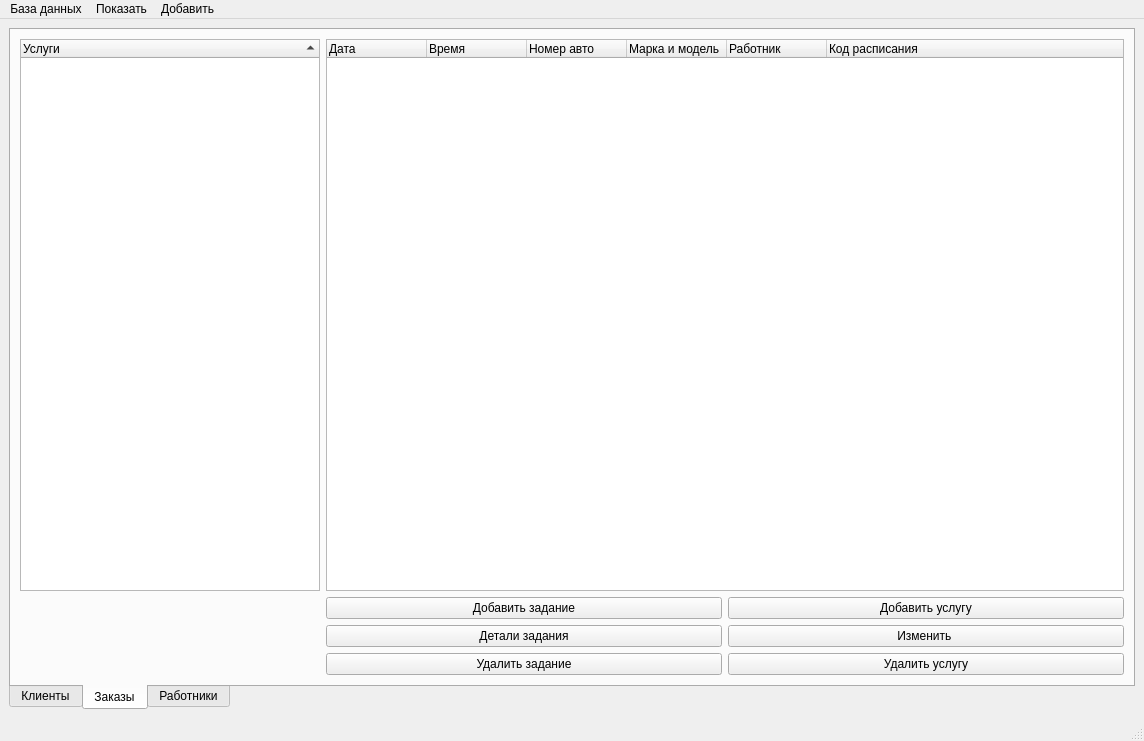
The window that ui/mainwin.ui (Tr0ub1e/Izbushka) describes before a commit, drawn with Qt 5.
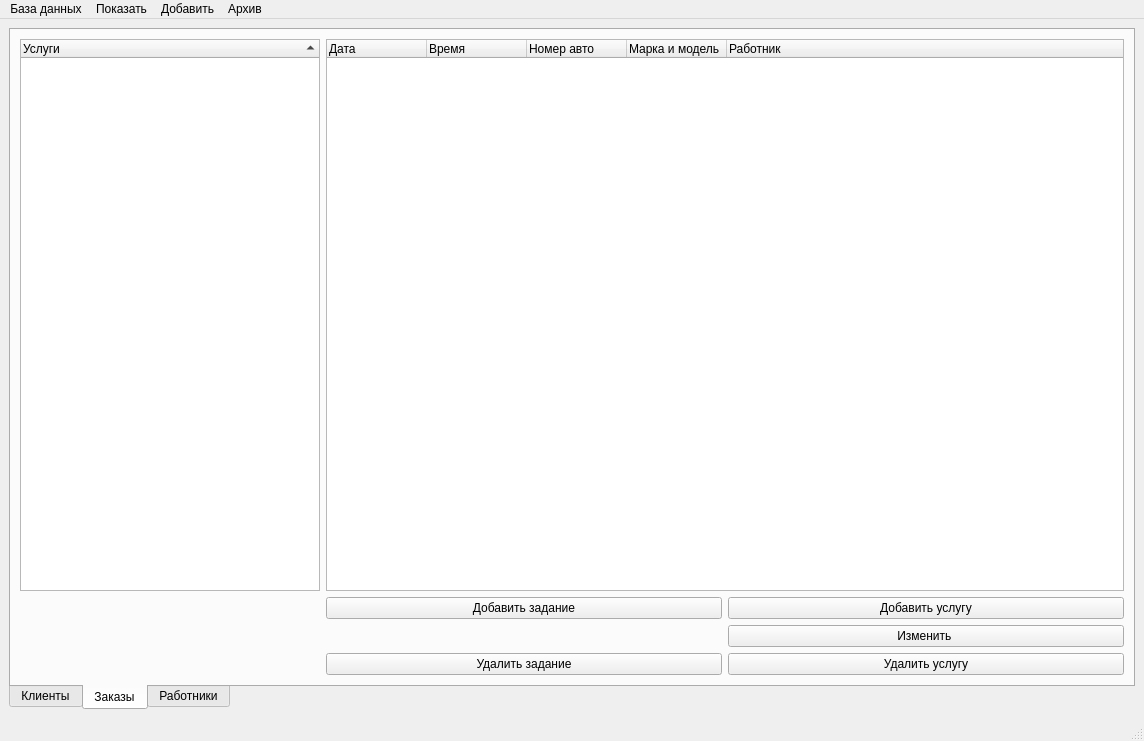
The same window after the commit. The open tabs and pages were chosen to show the change. Icons and pictures are not drawn.

Diff of the .ui file:
```diff
--- a/ui/mainwin.ui
+++ b/ui/mainwin.ui
@@ -276,13 +276,6 @@
           </column>
          </widget>
         </item>
-        <item row="2" column="1">
-         <widget class="QPushButton" name="getZakazInfo">
-          <property name="text">
-           <string>Детали задания</string>
-          </property>
-         </widget>
-        </item>
         <item row="3" column="2">
          <widget class="QPushButton" name="delUsluga">
           <property name="text">
@@ -330,11 +323,6 @@
             <string>Работник</string>
            </property>
           </column>
-          <column>
-           <property name="text">
-            <string>Код расписания</string>
-           </property>
-          </column>
          </widget>
         </item>
         <item row="1" column="2">
@@ -696,9 +684,18 @@
     <addaction name="addCar"/>
     <addaction name="addPart"/>
    </widget>
+   <widget class="QMenu" name="menu_4">
+    <property name="title">
+     <string>Архив</string>
+    </property>
+    <addaction name="emplArch"/>
+    <addaction name="zakazArch"/>
+    <addaction name="clientArch"/>
+   </widget>
    <addaction name="menu"/>
    <addaction name="menu_2"/>
    <addaction name="menu_3"/>
+   <addaction name="menu_4"/>
   </widget>
   <widget class="QStatusBar" name="statusbar"/>
   <action name="make_con">
```
Left out of the diff: 23 changed lines with no effect on the pictures.
